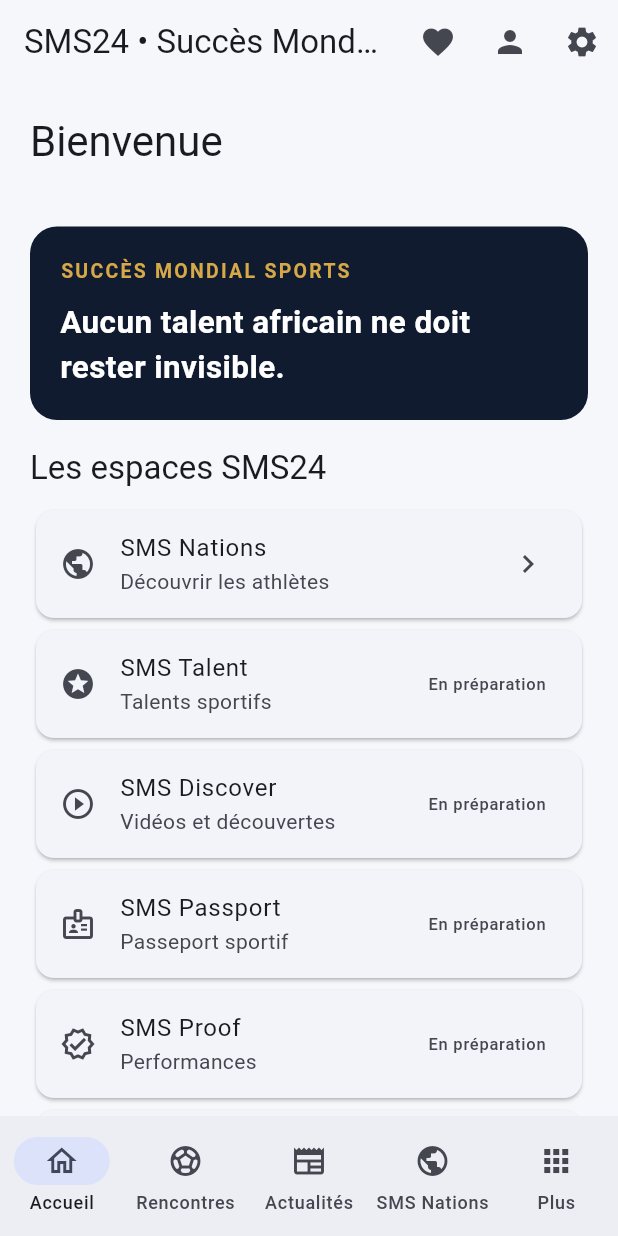
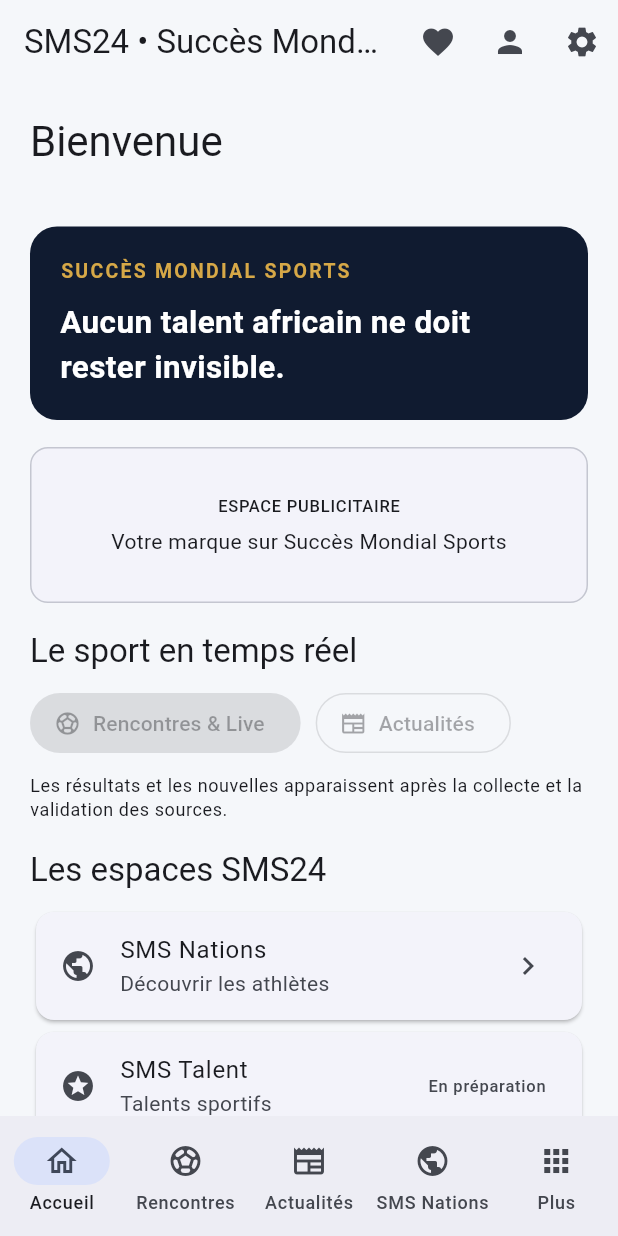
Before and after one commit to Deltamerveillle/yelisport, a Flutter app: the screen it shows once a user with an empty profile is signed in, on a phone screen of 412 x 824 dp. Run offline on Flutter 3.47's test engine with Material 3 defaults, Android fonts, the phone set to English and light mode, and no system bars; our stand-ins replace dio, flutter_riverpod, go_router, image_picker, supabase_flutter; accounts and stored records are empty; network calls fail.

Commit message:
feat(sms24): surface fixtures, news and reserved ad inventory on home

```diff
--- a/apps/mobile/lib/features/home/presentation/home_screen.dart
+++ b/apps/mobile/lib/features/home/presentation/home_screen.dart
@@ -1,4 +1,5 @@
 import 'package:flutter/material.dart';
+import 'package:yelisport/features/ads/presentation/ad_slot.dart';
 import 'package:yelisport/features/sms_nations/presentation/sms_nations_screen.dart';
 import 'package:yelisport/core/localization/generated/app_localizations.dart';
 import 'package:yelisport/features/sms_connect/presentation/my_opportunities_screen.dart';
@@ -15,7 +16,9 @@
 import 'package:yelisport/features/sports/presentation/sports_providers.dart';
 
 class HomeScreen extends ConsumerWidget {
-  const HomeScreen({super.key});
+  const HomeScreen({this.onNavigate, super.key});
+
+  final ValueChanged<int>? onNavigate;
 
   @override
   Widget build(BuildContext context, WidgetRef ref) {
@@ -105,6 +108,28 @@
                         ],
                       ),
                     ),
+                    const SizedBox(height: 18),
+                    const AdSlot(),
+                    const SizedBox(height: 18),
+                    Text('Le sport en temps réel',
+                        style: Theme.of(context).textTheme.titleLarge),
+                    const SizedBox(height: 10),
+                    Wrap(spacing: 10, runSpacing: 8, children: [
+                      FilledButton.icon(
+                        onPressed: onNavigate == null ? null : () => onNavigate!(1),
+                        icon: const Icon(Icons.sports_soccer),
+                        label: const Text('Rencontres & Live'),
+                      ),
+                      OutlinedButton.icon(
+                        onPressed: onNavigate == null ? null : () => onNavigate!(2),
+                        icon: const Icon(Icons.newspaper_outlined),
+                        label: const Text('Actualités'),
+                      ),
+                    ]),
+                    const SizedBox(height: 10),
+                    Text('Les résultats et les nouvelles apparaissent après '
+                      'la collecte et la validation des sources.',
+                      style: Theme.of(context).textTheme.bodySmall),
                     const SizedBox(height: 18),
                     Text(
                       'Les espaces SMS24',
@@ -214,6 +239,8 @@
                       ],
                     ),
                     const SizedBox(height: 24),
+                    const AdSlot(compact: true),
+                    const SizedBox(height: 18),
                     Text('Sports',
                         style: Theme.of(context).textTheme.titleLarge),
                     const SizedBox(height: 12),
```
